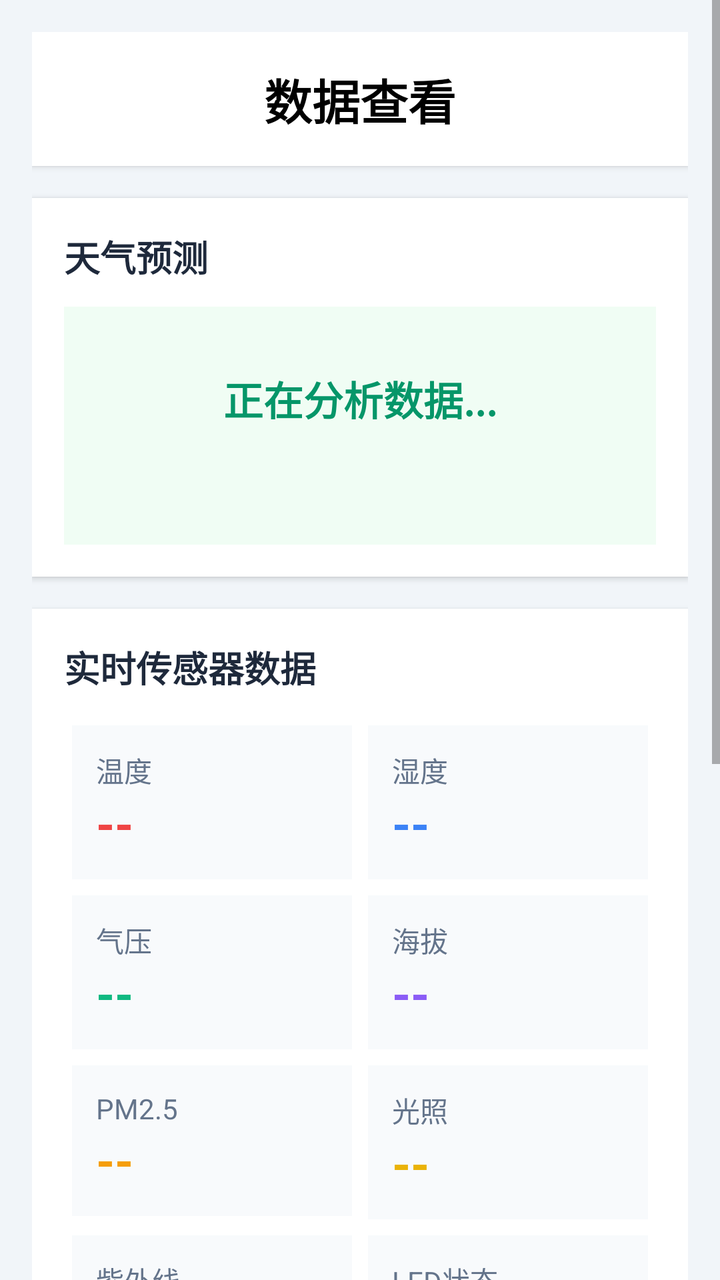
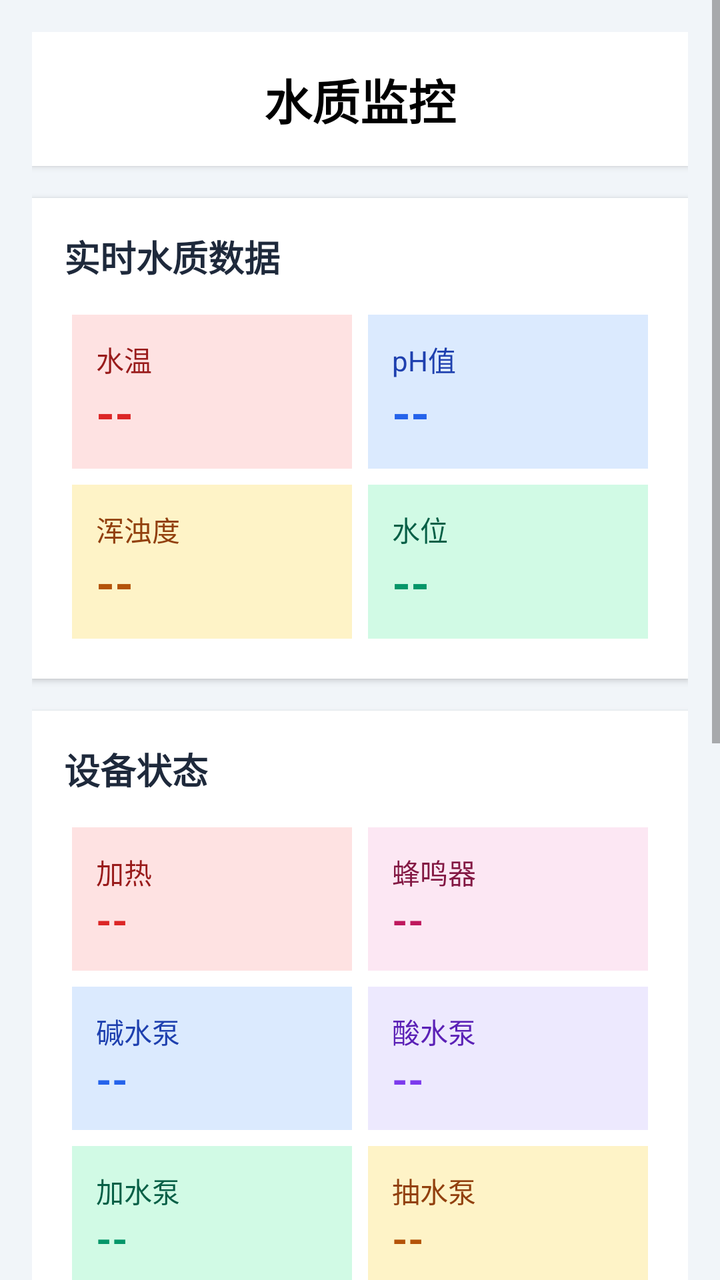

The first picture is an Android layout as it rendered before a commit; the second is the same layout after the commit. The layout source and the unified diff follow.
<!-- AndroidManifest.xml: application theme Theme.OnenetGraduationproject -->
<!-- res/layout/fragment_home.xml -->
<?xml version="1.0" encoding="utf-8"?>
<ScrollView xmlns:android="http://schemas.android.com/apk/res/android"
    xmlns:app="http://schemas.android.com/apk/res-auto"
    xmlns:tools="http://schemas.android.com/tools"
    android:layout_width="match_parent"
    android:layout_height="match_parent"
    android:background="#F1F5F9">

    <LinearLayout
        android:layout_width="match_parent"
        android:layout_height="wrap_content"
        android:orientation="vertical"
        android:padding="16dp">

        
        <LinearLayout
            android:layout_width="match_parent"
            android:layout_height="wrap_content"
            android:layout_marginBottom="16dp"
            android:background="#ffffff"
            android:elevation="2dp"
            android:gravity="center"
            android:orientation="horizontal"
            android:padding="16dp">

            <TextView
                android:id="@+id/tv_title"
                android:layout_width="wrap_content"
                android:layout_height="wrap_content"
                android:text="数据查看"
                android:textColor="@color/black"
                android:textSize="24sp"
                android:textStyle="bold" />
        </LinearLayout>

        <LinearLayout
            android:layout_width="match_parent"
            android:layout_height="wrap_content"
            android:layout_marginBottom="16dp"
            android:background="#ffffff"
            android:elevation="2dp"
            android:orientation="vertical"
            android:padding="16dp">

            <TextView
                android:layout_width="match_parent"
                android:layout_height="wrap_content"
                android:layout_marginBottom="12dp"
                android:text="天气预测"
                android:textColor="#1E293B"
                android:textSize="18sp"
                android:textStyle="bold" />

            <LinearLayout
                android:layout_width="match_parent"
                android:layout_height="wrap_content"
                android:background="#F0FDF4"
                android:orientation="vertical"
                android:padding="16dp">

                <TextView
                    android:id="@+id/tv_weather_prediction"
                    android:layout_width="match_parent"
                    android:layout_height="wrap_content"
                    android:gravity="center"
                    android:minHeight="60dp"
                    android:text="正在分析数据..."
                    android:textColor="#059669"
                    android:textSize="20sp"
                    android:textStyle="bold" />

                <TextView
                    android:id="@+id/tv_weather_reason"
                    android:layout_width="match_parent"
                    android:layout_height="wrap_content"
                    android:layout_marginTop="8dp"
                    android:gravity="center"
                    android:text=""
                    android:textColor="#047857"
                    android:textSize="14sp" />
            </LinearLayout>
        </LinearLayout>

        
        <LinearLayout
            android:layout_width="match_parent"
            android:layout_height="wrap_content"
            android:background="#ffffff"
            android:orientation="vertical"
            android:padding="16dp"
            android:layout_marginBottom="16dp"
            android:elevation="2dp"
            android:radius="8dp">

            <TextView
                android:layout_width="match_parent"
                android:layout_height="wrap_content"
                android:text="实时传感器数据"
                android:textColor="#1E293B"
                android:textSize="18sp"
                android:textStyle="bold"
                android:layout_marginBottom="12dp" />

            <GridLayout
                android:layout_width="match_parent"
                android:layout_height="wrap_content"
                android:columnCount="2">

                
                <LinearLayout
                    android:layout_width="0dp"
                    android:layout_height="wrap_content"
                    android:layout_columnWeight="1"
                    android:orientation="vertical"
                    android:padding="12dp"
                    android:background="#F8FAFC"
                    android:layout_margin="4dp">

                    <TextView
                        android:layout_width="wrap_content"
                        android:layout_height="wrap_content"
                        android:text="温度"
                        android:textColor="#64748B"
                        android:textSize="14sp" />

                    <TextView
                        android:id="@+id/tv_temperature"
                        android:layout_width="wrap_content"
                        android:layout_height="wrap_content"
                        android:text="--"
                        android:textColor="#EF4444"
                        android:textSize="24sp"
                        android:textStyle="bold" />
                </LinearLayout>

                
                <LinearLayout
                    android:layout_width="0dp"
                    android:layout_height="wrap_content"
                    android:layout_columnWeight="1"
                    android:orientation="vertical"
                    android:padding="12dp"
                    android:background="#F8FAFC"
                    android:layout_margin="4dp">

                    <TextView
                        android:layout_width="wrap_content"
                        android:layout_height="wrap_content"
                        android:text="湿度"
                        android:textColor="#64748B"
                        android:textSize="14sp" />

                    <TextView
                        android:id="@+id/tv_humidity"
                        android:layout_width="wrap_content"
                        android:layout_height="wrap_content"
                        android:text="--"
                        android:textColor="#3B82F6"
                        android:textSize="24sp"
                        android:textStyle="bold" />
                </LinearLayout>

                
                <LinearLayout
                    android:layout_width="0dp"
                    android:layout_height="wrap_content"
                    android:layout_columnWeight="1"
                    android:orientation="vertical"
                    android:padding="12dp"
                    android:background="#F8FAFC"
                    android:layout_margin="4dp">

                    <TextView
                        android:layout_width="wrap_content"
                        android:layout_height="wrap_content"
                        android:text="气压"
                        android:textColor="#64748B"
                        android:textSize="14sp" />

                    <TextView
                        android:id="@+id/tv_bmp_press"
                        android:layout_width="wrap_content"
                        android:layout_height="wrap_content"
                        android:text="--"
                        android:textColor="#10B981"
                        android:textSize="24sp"
                        android:textStyle="bold" />
                </LinearLayout>

                
                <LinearLayout
                    android:layout_width="0dp"
                    android:layout_height="wrap_content"
                    android:layout_columnWeight="1"
                    android:orientation="vertical"
                    android:padding="12dp"
                    android:background="#F8FAFC"
                    android:layout_margin="4dp">

                    <TextView
                        android:layout_width="wrap_content"
                        android:layout_height="wrap_content"
                        android:text="海拔"
                        android:textColor="#64748B"
                        android:textSize="14sp" />

                    <TextView
                        android:id="@+id/tv_bmp_asl"
                        android:layout_width="wrap_content"
                        android:layout_height="wrap_content"
                        android:text="--"
                        android:textColor="#8B5CF6"
                        android:textSize="24sp"
                        android:textStyle="bold" />
                </LinearLayout>

                
                <LinearLayout
                    android:layout_width="0dp"
                    android:layout_height="wrap_content"
                    android:layout_columnWeight="1"
                    android:orientation="vertical"
                    android:padding="12dp"
                    android:background="#F8FAFC"
                    android:layout_margin="4dp">

                    <TextView
                        android:layout_width="wrap_content"
                        android:layout_height="wrap_content"
                        android:text="PM2.5"
                        android:textColor="#64748B"
                        android:textSize="14sp" />

                    <TextView
                        android:id="@+id/tv_pm2_5"
                        android:layout_width="wrap_content"
                        android:layout_height="wrap_content"
                        android:text="--"
                        android:textColor="#F59E0B"
                        android:textSize="24sp"
                        android:textStyle="bold" />
                </LinearLayout>

                
                <LinearLayout
                    android:layout_width="0dp"
                    android:layout_height="wrap_content"
                    android:layout_columnWeight="1"
                    android:orientation="vertical"
                    android:padding="12dp"
                    android:background="#F8FAFC"
                    android:layout_margin="4dp">

                    <TextView
                        android:layout_width="wrap_content"
                        android:layout_height="wrap_content"
                        android:text="光照"
                        android:textColor="#64748B"
                        android:textSize="14sp" />

                    <TextView
                        android:id="@+id/tv_light_val"
                        android:layout_width="wrap_content"
                        android:layout_height="wrap_content"
                        android:text="--"
                        android:textColor="#EAB308"
                        android:textSize="24sp"
                        android:textStyle="bold" />
                </LinearLayout>

                
                <LinearLayout
                    android:layout_width="0dp"
                    android:layout_height="wrap_content"
                    android:layout_columnWeight="1"
                    android:orientation="vertical"
                    android:padding="12dp"
                    android:background="#F8FAFC"
                    android:layout_margin="4dp">

                    <TextView
                        android:layout_width="wrap_content"
                        android:layout_height="wrap_content"
                        android:text="紫外线"
                        android:textColor="#64748B"
                        android:textSize="14sp" />

                    <TextView
                        android:id="@+id/tv_uv_intensity"
                        android:layout_width="wrap_content"
                        android:layout_height="wrap_content"
                        android:text="--"
                        android:textColor="#EC4899"
                        android:textSize="24sp"
                        android:textStyle="bold" />
                </LinearLayout>

                
                <LinearLayout
                    android:layout_width="0dp"
                    android:layout_height="wrap_content"
                    android:layout_columnWeight="1"
                    android:orientation="vertical"
                    android:padding="12dp"
                    android:background="#F8FAFC"
                    android:layout_margin="4dp">

                    <TextView
                        android:layout_width="wrap_content"
                        android:layout_height="wrap_content"
                        android:text="LED状态"
                        android:textColor="#64748B"
                        android:textSize="14sp" />

                    <TextView
                        android:id="@+id/tv_led_status"
                        android:layout_width="wrap_content"
                        android:layout_height="wrap_content"
                        android:text="--"
                        android:textColor="#10B981"
                        android:textSize="24sp"
                        android:textStyle="bold" />
                </LinearLayout>
            </GridLayout>
        </LinearLayout>

        

        
        <LinearLayout
            android:layout_width="match_parent"
            android:layout_height="wrap_content"
            android:background="#ffffff"
            android:orientation="vertical"
            android:padding="16dp"
            android:layout_marginBottom="16dp"
            android:elevation="2dp">

            <TextView
                android:layout_width="match_parent"
                android:layout_height="wrap_content"
                android:text="阈值设置"
                android:textColor="#1E293B"
                android:textSize="18sp"
                android:textStyle="bold"
                android:layout_marginBottom="12dp" />

            <GridLayout
                android:layout_width="match_parent"
                android:layout_height="wrap_content"
                android:columnCount="2">

                
                <LinearLayout
                    android:layout_width="0dp"
                    android:layout_height="wrap_content"
                    android:layout_columnWeight="1"
                    android:orientation="vertical"
                    android:padding="12dp"
                    android:background="#FEF3C7"
                    android:layout_margin="4dp">

                    <TextView
                        android:layout_width="wrap_content"
                        android:layout_height="wrap_content"
                        android:text="温度阈值"
                        android:textColor="#92400E"
                        android:textSize="14sp" />

                    <TextView
                        android:id="@+id/tv_temperature_threshold"
                        android:layout_width="wrap_content"
                        android:layout_height="wrap_content"
                        android:text="--"
                        android:textColor="#B45309"
                        android:textSize="20sp"
                        android:textStyle="bold" />
                </LinearLayout>

                
                <LinearLayout
                    android:layout_width="0dp"
                    android:layout_height="wrap_content"
                    android:layout_columnWeight="1"
                    android:orientation="vertical"
                    android:padding="12dp"
                    android:background="#DBEAFE"
                    android:layout_margin="4dp">

                    <TextView
                        android:layout_width="wrap_content"
                        android:layout_height="wrap_content"
                        android:text="湿度阈值"
                        android:textColor="#1E40AF"
                        android:textSize="14sp" />

                    <TextView
                        android:id="@+id/tv_humidity_threshold"
                        android:layout_width="wrap_content"
                        android:layout_height="wrap_content"
                        android:text="--"
                        android:textColor="#1D4ED8"
                        android:textSize="20sp"
                        android:textStyle="bold" />
                </LinearLayout>

                
                <LinearLayout
                    android:layout_width="0dp"
                    android:layout_height="wrap_content"
                    android:layout_columnWeight="1"
                    android:orientation="vertical"
                    android:padding="12dp"
                    android:background="#D1FAE5"
                    android:layout_margin="4dp">

                    <TextView
                        android:layout_width="wrap_content"
                        android:layout_height="wrap_content"
                        android:text="气压阈值"
                        android:textColor="#065F46"
                        android:textSize="14sp" />

                    <TextView
                        android:id="@+id/tv_pressure_threshold"
                        android:layout_width="wrap_content"
                        android:layout_height="wrap_content"
                        android:text="--"
                        android:textColor="#059669"
                        android:textSize="20sp"
                        android:textStyle="bold" />
                </LinearLayout>

                
                <LinearLayout
                    android:layout_width="0dp"
                    android:layout_height="wrap_content"
                    android:layout_columnWeight="1"
                    android:orientation="vertical"
                    android:padding="12dp"
                    android:background="#EDE9FE"
                    android:layout_margin="4dp">

                    <TextView
                        android:layout_width="wrap_content"
                        android:layout_height="wrap_content"
                        android:text="海拔阈值"
                        android:textColor="#5B21B6"
                        android:textSize="14sp" />

                    <TextView
                        android:id="@+id/tv_altitude_threshold"
                        android:layout_width="wrap_content"
                        android:layout_height="wrap_content"
                        android:text="--"
                        android:textColor="#7C3AED"
                        android:textSize="20sp"
                        android:textStyle="bold" />
                </LinearLayout>

                
                <LinearLayout
                    android:layout_width="0dp"
                    android:layout_height="wrap_content"
                    android:layout_columnWeight="1"
                    android:orientation="vertical"
                    android:padding="12dp"
                    android:background="#FCE7F3"
                    android:layout_margin="4dp">

                    <TextView
                        android:layout_width="wrap_content"
                        android:layout_height="wrap_content"
                        android:text="紫外线阈值"
                        android:textColor="#831843"
                        android:textSize="14sp" />

                    <TextView
                        android:id="@+id/tv_ultraviolet_threshold"
                        android:layout_width="wrap_content"
                        android:layout_height="wrap_content"
                        android:text="--"
                        android:textColor="#BE185D"
                        android:textSize="20sp"
                        android:textStyle="bold" />
                </LinearLayout>
            </GridLayout>
        </LinearLayout>

    </LinearLayout>
</ScrollView>
<!-- resources referenced by this layout -->
<resources>
  <color name="black">#FF000000</color>
  <style name="Theme.OnenetGraduationproject" parent="Theme.MaterialComponents.DayNight.NoActionBar.Bridge">
          
          <item name="colorPrimary">@color/primary</item>
          <item name="colorPrimaryVariant">@color/primary</item>
          <item name="colorOnPrimary">@color/white</item>
          
          <item name="android:windowBackground">@color/white</item>
          
          <item name="android:forceDarkAllowed" tools:targetApi="q">false</item>
      </style>
  <color name="primary">#FF6200EE</color>
  <color name="white">#FFFFFFFF</color>
</resources>

<!-- the commit's change to res/layout/fragment_home.xml (unified diff, before → after) -->
@@ -16,315 +16,22 @@
         <LinearLayout
             android:layout_width="match_parent"
             android:layout_height="wrap_content"
-            android:layout_marginBottom="16dp"
             android:background="#ffffff"
-            android:elevation="2dp"
             android:gravity="center"
             android:orientation="horizontal"
-            android:padding="16dp">
+            android:layout_marginBottom="16dp"
+            android:padding="16dp"
+            android:elevation="2dp">
 
             <TextView
                 android:id="@+id/tv_title"
                 android:layout_width="wrap_content"
                 android:layout_height="wrap_content"
-                android:text="数据查看"
+                android:text="水质监控"
                 android:textColor="@color/black"
                 android:textSize="24sp"
                 android:textStyle="bold" />
         </LinearLayout>
-
-        <LinearLayout
-            android:layout_width="match_parent"
-            android:layout_height="wrap_content"
-            android:layout_marginBottom="16dp"
-            android:background="#ffffff"
-            android:elevation="2dp"
-            android:orientation="vertical"
-            android:padding="16dp">
-
-            <TextView
-                android:layout_width="match_parent"
-                android:layout_height="wrap_content"
-                android:layout_marginBottom="12dp"
-                android:text="天气预测"
-                android:textColor="#1E293B"
-                android:textSize="18sp"
-                android:textStyle="bold" />
-
-            <LinearLayout
-                android:layout_width="match_parent"
-                android:layout_height="wrap_content"
-                android:background="#F0FDF4"
-                android:orientation="vertical"
-                android:padding="16dp">
-
-                <TextView
-                    android:id="@+id/tv_weather_prediction"
-                    android:layout_width="match_parent"
-                    android:layout_height="wrap_content"
-                    android:gravity="center"
-                    android:minHeight="60dp"
-                    android:text="正在分析数据..."
-                    android:textColor="#059669"
-                    android:textSize="20sp"
-                    android:textStyle="bold" />
-
-                <TextView
-                    android:id="@+id/tv_weather_reason"
-                    android:layout_width="match_parent"
-                    android:layout_height="wrap_content"
-                    android:layout_marginTop="8dp"
-                    android:gravity="center"
-                    android:text=""
-                    android:textColor="#047857"
-                    android:textSize="14sp" />
-            </LinearLayout>
-        </LinearLayout>
-
-        
-        <LinearLayout
-            android:layout_width="match_parent"
-            android:layout_height="wrap_content"
-            android:background="#ffffff"
-            android:orientation="vertical"
-            android:padding="16dp"
-            android:layout_marginBottom="16dp"
-            android:elevation="2dp"
-            android:radius="8dp">
-
-            <TextView
-                android:layout_width="match_parent"
-                android:layout_height="wrap_content"
-                android:text="实时传感器数据"
-                android:textColor="#1E293B"
-                android:textSize="18sp"
-                android:textStyle="bold"
-                android:layout_marginBottom="12dp" />
-
-            <GridLayout
-                android:layout_width="match_parent"
-                android:layout_height="wrap_content"
-                android:columnCount="2">
-
-                
-                <LinearLayout
-                    android:layout_width="0dp"
-                    android:layout_height="wrap_content"
-                    android:layout_columnWeight="1"
-                    android:orientation="vertical"
-                    android:padding="12dp"
-                    android:background="#F8FAFC"
-                    android:layout_margin="4dp">
-
-                    <TextView
-                        android:layout_width="wrap_content"
-                        android:layout_height="wrap_content"
-                        android:text="温度"
-                        android:textColor="#64748B"
-                        android:textSize="14sp" />
-
-                    <TextView
-                        android:id="@+id/tv_temperature"
-                        android:layout_width="wrap_content"
-                        android:layout_height="wrap_content"
-                        android:text="--"
-                        android:textColor="#EF4444"
-                        android:textSize="24sp"
-                        android:textStyle="bold" />
-                </LinearLayout>
-
-                
-                <LinearLayout
-                    android:layout_width="0dp"
-                    android:layout_height="wrap_content"
-                    android:layout_columnWeight="1"
-                    android:orientation="vertical"
-                    android:padding="12dp"
-                    android:background="#F8FAFC"
-                    android:layout_margin="4dp">
-
-                    <TextView
-                        android:layout_width="wrap_content"
-                        android:layout_height="wrap_content"
-                        android:text="湿度"
-                        android:textColor="#64748B"
-                        android:textSize="14sp" />
-
-                    <TextView
-                        android:id="@+id/tv_humidity"
-                        android:layout_width="wrap_content"
-                        android:layout_height="wrap_content"
-                        android:text="--"
-                        android:textColor="#3B82F6"
-                        android:textSize="24sp"
-                        android:textStyle="bold" />
-                </LinearLayout>
-
-                
-                <LinearLayout
-                    android:layout_width="0dp"
-                    android:layout_height="wrap_content"
-                    android:layout_columnWeight="1"
-                    android:orientation="vertical"
-                    android:padding="12dp"
-                    android:background="#F8FAFC"
-                    android:layout_margin="4dp">
-
-                    <TextView
-                        android:layout_width="wrap_content"
-                        android:layout_height="wrap_content"
-                        android:text="气压"
-                        android:textColor="#64748B"
-                        android:textSize="14sp" />
-
-                    <TextView
-                        android:id="@+id/tv_bmp_press"
-                        android:layout_width="wrap_content"
-                        android:layout_height="wrap_content"
-                        android:text="--"
-                        android:textColor="#10B981"
-                        android:textSize="24sp"
-                        android:textStyle="bold" />
-                </LinearLayout>
-
-                
-                <LinearLayout
-                    android:layout_width="0dp"
-                    android:layout_height="wrap_content"
-                    android:layout_columnWeight="1"
-                    android:orientation="vertical"
-                    android:padding="12dp"
-                    android:background="#F8FAFC"
-                    android:layout_margin="4dp">
-
-                    <TextView
-                        android:layout_width="wrap_content"
-                        android:layout_height="wrap_content"
-                        android:text="海拔"
-                        android:textColor="#64748B"
-                        android:textSize="14sp" />
-
-                    <TextView
-                        android:id="@+id/tv_bmp_asl"
-                        android:layout_width="wrap_content"
-                        android:layout_height="wrap_content"
-                        android:text="--"
-                        android:textColor="#8B5CF6"
-                        android:textSize="24sp"
-                        android:textStyle="bold" />
-                </LinearLayout>
-
-                
-                <LinearLayout
-                    android:layout_width="0dp"
-                    android:layout_height="wrap_content"
-                    android:layout_columnWeight="1"
-                    android:orientation="vertical"
-                    android:padding="12dp"
-                    android:background="#F8FAFC"
-                    android:layout_margin="4dp">
-
-                    <TextView
-                        android:layout_width="wrap_content"
-                        android:layout_height="wrap_content"
-                        android:text="PM2.5"
-                        android:textColor="#64748B"
-                        android:textSize="14sp" />
-
-                    <TextView
-                        android:id="@+id/tv_pm2_5"
-                        android:layout_width="wrap_content"
-                        android:layout_height="wrap_content"
-                        android:text="--"
-                        android:textColor="#F59E0B"
-                        android:textSize="24sp"
-                        android:textStyle="bold" />
-                </LinearLayout>
-
-                
-                <LinearLayout
-                    android:layout_width="0dp"
-                    android:layout_height="wrap_content"
-                    android:layout_columnWeight="1"
-                    android:orientation="vertical"
-                    android:padding="12dp"
-                    android:background="#F8FAFC"
-                    android:layout_margin="4dp">
-
-                    <TextView
-                        android:layout_width="wrap_content"
-                        android:layout_height="wrap_content"
-                        android:text="光照"
-                        android:textColor="#64748B"
-                        android:textSize="14sp" />
-
-                    <TextView
-                        android:id="@+id/tv_light_val"
-                        android:layout_width="wrap_content"
-                        android:layout_height="wrap_content"
-                        android:text="--"
-                        android:textColor="#EAB308"
-                        android:textSize="24sp"
-                        android:textStyle="bold" />
-                </LinearLayout>
-
-                
-                <LinearLayout
-                    android:layout_width="0dp"
-                    android:layout_height="wrap_content"
-                    android:layout_columnWeight="1"
-                    android:orientation="vertical"
-                    android:padding="12dp"
-                    android:background="#F8FAFC"
-                    android:layout_margin="4dp">
-
-                    <TextView
-                        android:layout_width="wrap_content"
-                        android:layout_height="wrap_content"
-                        android:text="紫外线"
-                        android:textColor="#64748B"
-                        android:textSize="14sp" />
-
-                    <TextView
-                        android:id="@+id/tv_uv_intensity"
-                        android:layout_width="wrap_content"
-                        android:layout_height="wrap_content"
-                        android:text="--"
-                        android:textColor="#EC4899"
-                        android:textSize="24sp"
-                        android:textStyle="bold" />
-                </LinearLayout>
-
-                
-                <LinearLayout
-                    android:layout_width="0dp"
-                    android:layout_height="wrap_content"
-                    android:layout_columnWeight="1"
-                    android:orientation="vertical"
-                    android:padding="12dp"
-                    android:background="#F8FAFC"
-                    android:layout_margin="4dp">
-
-                    <TextView
-                        android:layout_width="wrap_content"
-                        android:layout_height="wrap_content"
-                        android:text="LED状态"
-                        android:textColor="#64748B"
-                        android:textSize="14sp" />
-
-                    <TextView
-                        android:id="@+id/tv_led_status"
-                        android:layout_width="wrap_content"
-                        android:layout_height="wrap_content"
-                        android:text="--"
-                        android:textColor="#10B981"
-                        android:textSize="24sp"
-                        android:textStyle="bold" />
-                </LinearLayout>
-            </GridLayout>
-        </LinearLayout>
-
-        
 
         
         <LinearLayout
@@ -339,6 +46,355 @@
             <TextView
                 android:layout_width="match_parent"
                 android:layout_height="wrap_content"
+                android:text="实时水质数据"
+                android:textColor="#1E293B"
+                android:textSize="18sp"
+                android:textStyle="bold"
+                android:layout_marginBottom="12dp" />
+
+            <GridLayout
+                android:layout_width="match_parent"
+                android:layout_height="wrap_content"
+                android:columnCount="2">
+
+                
+                <LinearLayout
+                    android:layout_width="0dp"
+                    android:layout_height="wrap_content"
+                    android:layout_columnWeight="1"
+                    android:orientation="vertical"
+                    android:padding="12dp"
+                    android:background="#FEE2E2"
+                    android:layout_margin="4dp">
+
+                    <TextView
+                        android:layout_width="wrap_content"
+                        android:layout_height="wrap_content"
+                        android:text="水温"
+                        android:textColor="#991B1B"
+                        android:textSize="14sp" />
+
+                    <TextView
+                        android:id="@+id/tv_temperature"
+                        android:layout_width="wrap_content"
+                        android:layout_height="wrap_content"
+                        android:text="--"
+                        android:textColor="#DC2626"
+                        android:textSize="24sp"
+                        android:textStyle="bold" />
+                </LinearLayout>
+
+                
+                <LinearLayout
+                    android:layout_width="0dp"
+                    android:layout_height="wrap_content"
+                    android:layout_columnWeight="1"
+                    android:orientation="vertical"
+                    android:padding="12dp"
+                    android:background="#DBEAFE"
+                    android:layout_margin="4dp">
+
+                    <TextView
+                        android:layout_width="wrap_content"
+                        android:layout_height="wrap_content"
+                        android:text="pH值"
+                        android:textColor="#1E40AF"
+                        android:textSize="14sp" />
+
+                    <TextView
+                        android:id="@+id/tv_ph_value"
+                        android:layout_width="wrap_content"
+                        android:layout_height="wrap_content"
+                        android:text="--"
+                        android:textColor="#2563EB"
+                        android:textSize="24sp"
+                        android:textStyle="bold" />
+                </LinearLayout>
+
+                
+                <LinearLayout
+                    android:layout_width="0dp"
+                    android:layout_height="wrap_content"
+                    android:layout_columnWeight="1"
+                    android:orientation="vertical"
+                    android:padding="12dp"
+                    android:background="#FEF3C7"
+                    android:layout_margin="4dp">
+
+                    <TextView
+                        android:layout_width="wrap_content"
+                        android:layout_height="wrap_content"
+                        android:text="浑浊度"
+                        android:textColor="#92400E"
+                        android:textSize="14sp" />
+
+                    <TextView
+                        android:id="@+id/tv_turbidity_percent"
+                        android:layout_width="wrap_content"
+                        android:layout_height="wrap_content"
+                        android:text="--"
+                        android:textColor="#B45309"
+                        android:textSize="24sp"
+                        android:textStyle="bold" />
+                </LinearLayout>
+
+                
+                <LinearLayout
+                    android:layout_width="0dp"
+                    android:layout_height="wrap_content"
+                    android:layout_columnWeight="1"
+                    android:orientation="vertical"
+                    android:padding="12dp"
+                    android:background="#D1FAE5"
+                    android:layout_margin="4dp">
+
+                    <TextView
+                        android:layout_width="wrap_content"
+                        android:layout_height="wrap_content"
+                        android:text="水位"
+                        android:textColor="#065F46"
+                        android:textSize="14sp" />
+
+                    <TextView
+                        android:id="@+id/tv_water_level_percent"
+                        android:layout_width="wrap_content"
+                        android:layout_height="wrap_content"
+                        android:text="--"
+                        android:textColor="#059669"
+                        android:textSize="24sp"
+                        android:textStyle="bold" />
+                </LinearLayout>
+            </GridLayout>
+        </LinearLayout>
+
+        
+        <LinearLayout
+            android:layout_width="match_parent"
+            android:layout_height="wrap_content"
+            android:background="#ffffff"
+            android:orientation="vertical"
+            android:padding="16dp"
+            android:layout_marginBottom="16dp"
+            android:elevation="2dp">
+
+            <TextView
+                android:layout_width="match_parent"
+                android:layout_height="wrap_content"
+                android:text="设备状态"
+                android:textColor="#1E293B"
+                android:textSize="18sp"
+                android:textStyle="bold"
+                android:layout_marginBottom="12dp" />
+
+            <GridLayout
+                android:layout_width="match_parent"
+                android:layout_height="wrap_content"
+                android:columnCount="2">
+
+                
+                <LinearLayout
+                    android:layout_width="0dp"
+                    android:layout_height="wrap_content"
+                    android:layout_columnWeight="1"
+                    android:orientation="vertical"
+                    android:padding="12dp"
+                    android:background="#FEE2E2"
+                    android:layout_margin="4dp">
+
+                    <TextView
+                        android:layout_width="wrap_content"
+                        android:layout_height="wrap_content"
+                        android:text="加热"
+                        android:textColor="#991B1B"
+                        android:textSize="14sp" />
+
+                    <TextView
+                        android:id="@+id/tv_heat"
+                        android:layout_width="wrap_content"
+                        android:layout_height="wrap_content"
+                        android:text="--"
+                        android:textColor="#DC2626"
+                        android:textSize="20sp"
+                        android:textStyle="bold" />
+                </LinearLayout>
+
+                
+                <LinearLayout
+                    android:layout_width="0dp"
+                    android:layout_height="wrap_content"
+                    android:layout_columnWeight="1"
+                    android:orientation="vertical"
+                    android:padding="12dp"
+                    android:background="#FCE7F3"
+                    android:layout_margin="4dp">
+
+                    <TextView
+                        android:layout_width="wrap_content"
+                        android:layout_height="wrap_content"
+                        android:text="蜂鸣器"
+                        android:textColor="#831843"
+                        android:textSize="14sp" />
+
+                    <TextView
+                        android:id="@+id/tv_buzzer"
+                        android:layout_width="wrap_content"
+                        android:layout_height="wrap_content"
+                        android:text="--"
+                        android:textColor="#BE185D"
+                        android:textSize="20sp"
+                        android:textStyle="bold" />
+                </LinearLayout>
+
+                
+                <LinearLayout
+                    android:layout_width="0dp"
+                    android:layout_height="wrap_content"
+                    android:layout_columnWeight="1"
+                    android:orientation="vertical"
+                    android:padding="12dp"
+                    android:background="#DBEAFE"
+                    android:layout_margin="4dp">
+
+                    <TextView
+                        android:layout_width="wrap_content"
+                        android:layout_height="wrap_content"
+                        android:text="碱水泵"
+                        android:textColor="#1E40AF"
+                        android:textSize="14sp" />
+
+                    <TextView
+                        android:id="@+id/tv_relay1"
+                        android:layout_width="wrap_content"
+                        android:layout_height="wrap_content"
+                        android:text="--"
+                        android:textColor="#2563EB"
+                        android:textSize="20sp"
+                        android:textStyle="bold" />
+                </LinearLayout>
+
+                
+                <LinearLayout
+                    android:layout_width="0dp"
+                    android:layout_height="wrap_content"
+                    android:layout_columnWeight="1"
+                    android:orientation="vertical"
+                    android:padding="12dp"
+                    android:background="#EDE9FE"
+                    android:layout_margin="4dp">
+
+                    <TextView
+                        android:layout_width="wrap_content"
+                        android:layout_height="wrap_content"
+                        android:text="酸水泵"
+                        android:textColor="#5B21B6"
+                        android:textSize="14sp" />
+
+                    <TextView
+                        android:id="@+id/tv_relay2"
+                        android:layout_width="wrap_content"
+                        android:layout_height="wrap_content"
+                        android:text="--"
+                        android:textColor="#7C3AED"
+                        android:textSize="20sp"
+                        android:textStyle="bold" />
+                </LinearLayout>
+
+                
+                <LinearLayout
+                    android:layout_width="0dp"
+                    android:layout_height="wrap_content"
+                    android:layout_columnWeight="1"
+                    android:orientation="vertical"
+                    android:padding="12dp"
+                    android:background="#D1FAE5"
+                    android:layout_margin="4dp">
+
+                    <TextView
+                        android:layout_width="wrap_content"
+                        android:layout_height="wrap_content"
+                        android:text="加水泵"
+                        android:textColor="#065F46"
+                        android:textSize="14sp" />
+
+                    <TextView
+                        android:id="@+id/tv_relay3"
+                        android:layout_width="wrap_content"
+                        android:layout_height="wrap_content"
+                        android:text="--"
+                        android:textColor="#059669"
+                        android:textSize="20sp"
+                        android:textStyle="bold" />
+                </LinearLayout>
+
+                
+                <LinearLayout
+                    android:layout_width="0dp"
+                    android:layout_height="wrap_content"
+                    android:layout_columnWeight="1"
+                    android:orientation="vertical"
+                    android:padding="12dp"
+                    android:background="#FEF3C7"
+                    android:layout_margin="4dp">
+
+                    <TextView
+                        android:layout_width="wrap_content"
+                        android:layout_height="wrap_content"
+                        android:text="抽水泵"
+                        android:textColor="#92400E"
+                        android:textSize="14sp" />
+
+                    <TextView
+                        android:id="@+id/tv_relay4"
+                        android:layout_width="wrap_content"
+                        android:layout_height="wrap_content"
+                        android:text="--"
+                        android:textColor="#B45309"
+                        android:textSize="20sp"
+                        android:textStyle="bold" />
+                </LinearLayout>
+
+                
+                <LinearLayout
+                    android:layout_width="0dp"
+                    android:layout_height="wrap_content"
+                    android:layout_columnWeight="1"
+                    android:orientation="vertical"
+                    android:padding="12dp"
+                    android:background="#ECFDF5"
+                    android:layout_margin="4dp">
+
+                    <TextView
+                        android:layout_width="wrap_content"
+                        android:layout_height="wrap_content"
+                        android:text="循环水泵"
+                        android:textColor="#047857"
+                        android:textSize="14sp" />
+
+                    <TextView
+                        android:id="@+id/tv_relay5"
+                        android:layout_width="wrap_content"
+                        android:layout_height="wrap_content"
+                        android:text="--"
+                        android:textColor="#059669"
+                        android:textSize="20sp"
+                        android:textStyle="bold" />
+                </LinearLayout>
+            </GridLayout>
+        </LinearLayout>
+
+        
+        <LinearLayout
+            android:layout_width="match_parent"
+            android:layout_height="wrap_content"
+            android:background="#ffffff"
+            android:orientation="vertical"
+            android:padding="16dp"
+            android:layout_marginBottom="16dp"
+            android:elevation="2dp">
+
+            <TextView
+                android:layout_width="match_parent"
+                android:layout_height="wrap_content"
                 android:text="阈值设置"
                 android:textColor="#1E293B"
                 android:textSize="18sp"
@@ -357,18 +413,45 @@
                     android:layout_columnWeight="1"
                     android:orientation="vertical"
                     android:padding="12dp"
+                    android:background="#FEE2E2"
+                    android:layout_margin="4dp">
+
+                    <TextView
+                        android:layout_width="wrap_content"
+                        android:layout_height="wrap_content"
+                        android:text="水温阈值"
+                        android:textColor="#991B1B"
+                        android:textSize="14sp" />
+
+                    <TextView
+                        android:id="@+id/tv_tp_yz"
+                        android:layout_width="wrap_content"
+                        android:layout_height="wrap_content"
+                        android:text="--"
+                        android:textColor="#DC2626"
+                        android:textSize="20sp"
+                        android:textStyle="bold" />
+                </LinearLayout>
+
+                
+                <LinearLayout
+                    android:layout_width="0dp"
+                    android:layout_height="wrap_content"
+                    android:layout_columnWeight="1"
+                    android:orientation="vertical"
+                    android:padding="12dp"
                     android:background="#FEF3C7"
                     android:layout_margin="4dp">
 
                     <TextView
                         android:layout_width="wrap_content"
                         android:layout_height="wrap_content"
-                        android:text="温度阈值"
+                        android:text="浑浊度阈值"
                         android:textColor="#92400E"
                         android:textSize="14sp" />
 
                     <TextView
-                        android:id="@+id/tv_temperature_threshold"
+                        android:id="@+id/tv_turbiditythreshold"
                         android:layout_width="wrap_content"
                         android:layout_height="wrap_content"
                         android:text="--"
@@ -390,16 +473,16 @@
                     <TextView
                         android:layout_width="wrap_content"
                         android:layout_height="wrap_content"
-                        android:text="湿度阈值"
+                        android:text="水位最低阈值"
                         android:textColor="#1E40AF"
                         android:textSize="14sp" />
 
                     <TextView
-                        android:id="@+id/tv_humidity_threshold"
-                        android:layout_width="wrap_content"
-                        android:layout_height="wrap_content"
-                        android:text="--"
-                        android:textColor="#1D4ED8"
+                        android:id="@+id/tv_sw_yz"
+                        android:layout_width="wrap_content"
+                        android:layout_height="wrap_content"
+                        android:text="--"
+                        android:textColor="#2563EB"
                         android:textSize="20sp"
                         android:textStyle="bold" />
                 </LinearLayout>
@@ -417,12 +500,12 @@
                     <TextView
                         android:layout_width="wrap_content"
                         android:layout_height="wrap_content"
-                        android:text="气压阈值"
+                        android:text="水位最高阈值"
                         android:textColor="#065F46"
                         android:textSize="14sp" />
 
                     <TextView
-                        android:id="@+id/tv_pressure_threshold"
+                        android:id="@+id/tv_sw_high_yz"
                         android:layout_width="wrap_content"
                         android:layout_height="wrap_content"
                         android:text="--"
@@ -444,43 +527,16 @@
                     <TextView
                         android:layout_width="wrap_content"
                         android:layout_height="wrap_content"
-                        android:text="海拔阈值"
+                        android:text="水位最高"
                         android:textColor="#5B21B6"
                         android:textSize="14sp" />
 
                     <TextView
-                        android:id="@+id/tv_altitude_threshold"
+                        android:id="@+id/tv_temp_water_yz"
                         android:layout_width="wrap_content"
                         android:layout_height="wrap_content"
                         android:text="--"
                         android:textColor="#7C3AED"
-                        android:textSize="20sp"
-                        android:textStyle="bold" />
-                </LinearLayout>
-
-                
-                <LinearLayout
-                    android:layout_width="0dp"
-                    android:layout_height="wrap_content"
-                    android:layout_columnWeight="1"
-                    android:orientation="vertical"
-                    android:padding="12dp"
-                    android:background="#FCE7F3"
-                    android:layout_margin="4dp">
-
-                    <TextView
-                        android:layout_width="wrap_content"
-                        android:layout_height="wrap_content"
-                        android:text="紫外线阈值"
-                        android:textColor="#831843"
-                        android:textSize="14sp" />
-
-                    <TextView
-                        android:id="@+id/tv_ultraviolet_threshold"
-                        android:layout_width="wrap_content"
-                        android:layout_height="wrap_content"
-                        android:text="--"
-                        android:textColor="#BE185D"
                         android:textSize="20sp"
                         android:textStyle="bold" />
                 </LinearLayout>
